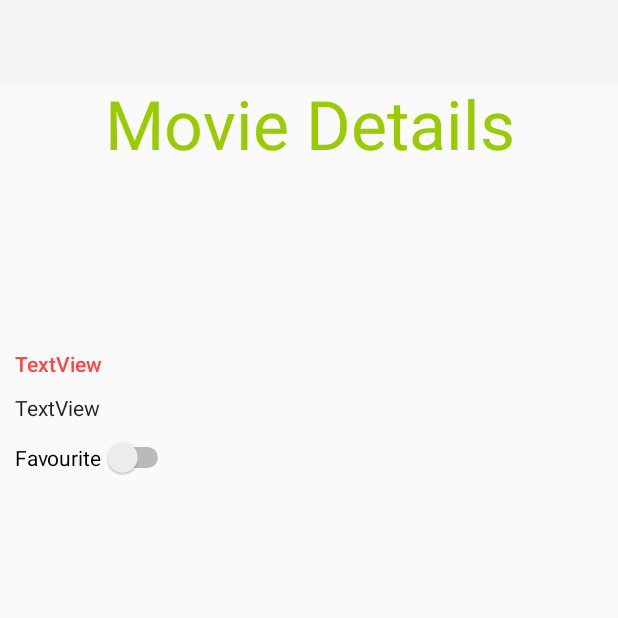
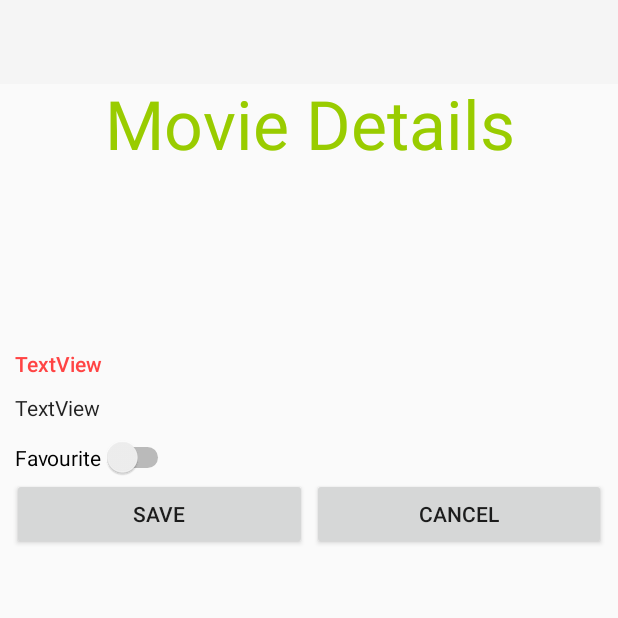
Before and after one commit to chandragithub2014/MultiModuleRepository, an Android app: the fragment MovieInfoDetailFragment placed in its activity, on a phone screen of 412 x 824 dp, the top half of it. Run offline under Robolectric (Android 15) with nearby library versions, the phone set to English and light mode, and no system bars; our stand-ins replace Dagger/Hilt's generated code, Room's generated code; libraries missing offline, so code that uses them is left out: androidx.hilt.lifecycle; pictures from the network do not load.

Commit message:
updated with Detail Screen

```diff
--- a/MovieInfo/src/main/java/com/movie/movieinfo/view/MovieInfoDetailFragment.kt
+++ b/MovieInfo/src/main/java/com/movie/movieinfo/view/MovieInfoDetailFragment.kt
@@ -39,6 +39,7 @@ class MovieInfoDetailFragment : BaseFragment() {
     private var movieListDetailView: View? = null
     lateinit var toolbar: Toolbar
     private val movieViewModel by activityViewModels<MovieDataViewModel>()
+    private var switch_btn_status:Boolean = false
     var movie : Movie = Movie("","","","","",false,"","")
     override fun onCreate(savedInstanceState: Bundle?) {
         super.onCreate(savedInstanceState)
@@ -72,13 +73,24 @@ class MovieInfoDetailFragment : BaseFragment() {
         toolbar = view.findViewById(R.id.toolBar) as Toolbar
         //setHasOptionsMenu(true)
         view.movie_fav.setOnCheckedChangeListener { compoundButton, b ->
+            switch_btn_status = b
 
+        }
+
+        view.save_btn.setOnClickListener {
             param1?.let {
-                movieViewModel.updateFavouriteMovie(b, it)
+                println("In Switch Checked Listener $switch_btn_status")
+                movieViewModel.updateFavouriteMovie(switch_btn_status, it)
+                activity?.supportFragmentManager?.popBackStack()
             }
+        }
+
+        view.cancel_btn.setOnClickListener {
+            activity?.supportFragmentManager?.popBackStack()
         }
         observeViewModel()
     }
+
 
     private fun observeViewModel(){
         movieViewModel.fetchLoadStatus().observe(viewLifecycleOwner, Observer {
@@ -100,10 +112,12 @@ class MovieInfoDetailFragment : BaseFragment() {
 
         movieViewModel.fetchMovieDetail().observe(viewLifecycleOwner, Observer {
             it?.let {
+                println("Favourite from DB is ${it.favourite}")
                 movie = it
                 movie_name.text = it.Title
                 movie_type.text = it.Type
                 movie_fav.isChecked = it.favourite
+                switch_btn_status = it.favourite
                 Glide
                     .with(this)
                     .load(it.Poster)
--- a/MovieInfo/src/main/res/layout/fragment_movie_info_detail.xml
+++ b/MovieInfo/src/main/res/layout/fragment_movie_info_detail.xml
@@ -5,6 +5,7 @@
     android:layout_width="match_parent"
     android:layout_height="match_parent"
     tools:context=".view.MovieInfoDetailFragment">
+
     <include
         android:id="@+id/toolBar"
         layout="@layout/toolbar_layout"
@@ -46,10 +47,10 @@
         android:layout_width="0dp"
         android:layout_height="wrap_content"
         android:layout_margin="10dp"
+        android:maxLines="2"
         android:text="TextView"
         android:textAppearance="@style/TextAppearance.AppCompat.Body2"
         android:textColor="@android:color/holo_red_light"
-        android:maxLines="2"
         app:layout_constraintEnd_toEndOf="parent"
         app:layout_constraintStart_toStartOf="parent"
         app:layout_constraintTop_toBottomOf="@+id/imageView" />
@@ -78,6 +79,27 @@
         app:layout_constraintStart_toStartOf="parent"
         app:layout_constraintTop_toBottomOf="@+id/movie_type" />
 
+    <Button
+        android:id="@+id/save_btn"
+        android:layout_width="0dp"
+        android:layout_height="wrap_content"
+        android:layout_marginStart="8dp"
+        android:text="Save"
+        app:layout_constraintEnd_toStartOf="@+id/cancel_btn"
+        app:layout_constraintStart_toStartOf="parent"
+        app:layout_constraintTop_toBottomOf="@+id/movie_fav" />
+
+    <Button
+        android:id="@+id/cancel_btn"
+        android:layout_width="0dp"
+        android:layout_height="wrap_content"
+        android:text="Cancel"
+        android:layout_marginStart="3dp"
+        android:layout_marginEnd="8dp"
+        app:layout_constraintStart_toEndOf="@id/save_btn"
+        app:layout_constraintEnd_toEndOf="parent"
+        app:layout_constraintTop_toBottomOf="@+id/movie_fav" />
+
     <ProgressBar
         android:id="@+id/progressBar"
         style="?android:attr/progressBarStyle"
```
